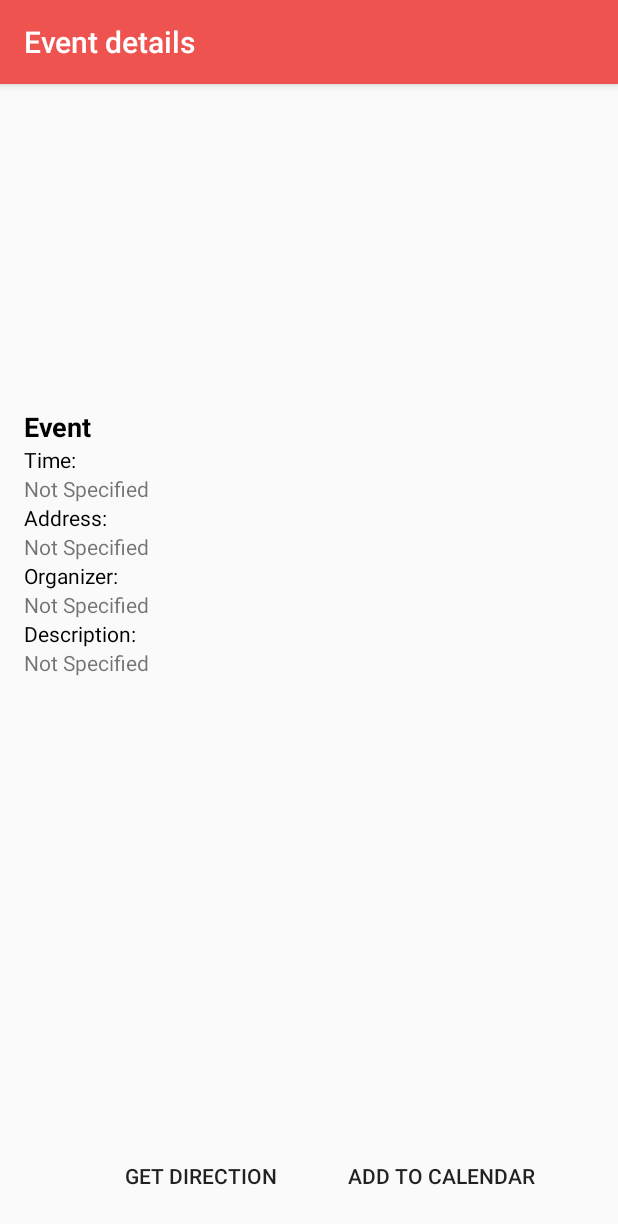
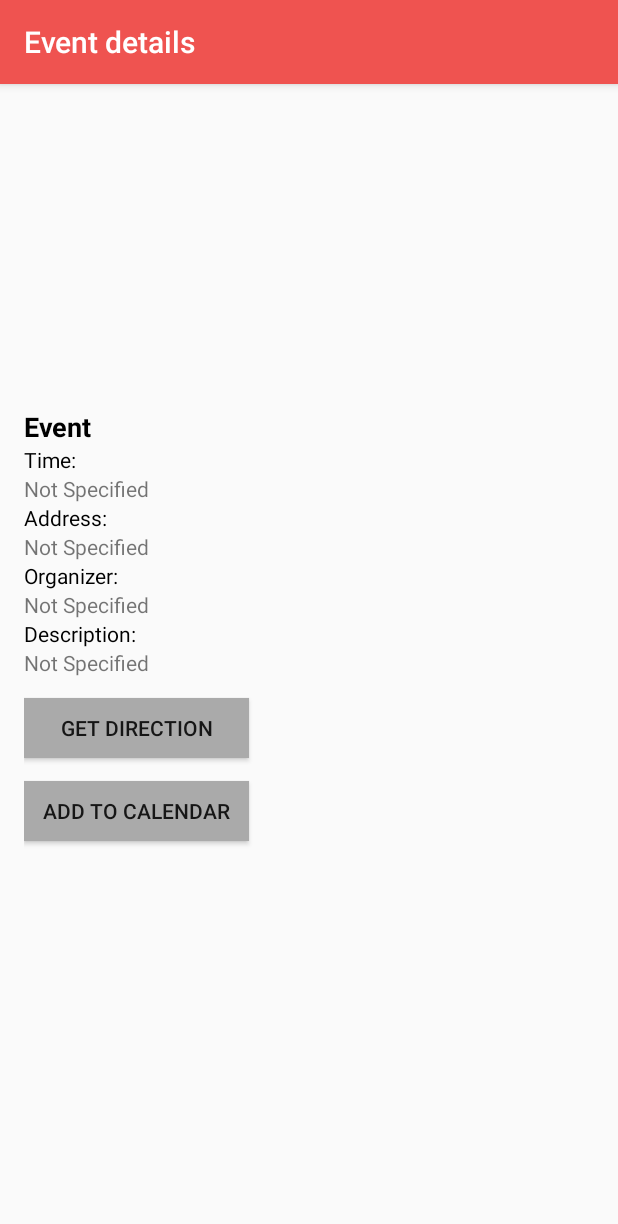
Before and after one commit to cykongaa/FYPTA1, an Android app: the EventDetailActivity screen opened directly, with no data from a screen before it, on a phone screen of 412 x 824 dp. Shown: the top 1224 px of the screen. Run offline under Robolectric (Android 15) with nearby library versions, the phone set to English and light mode, and no system bars; 7 statements that could not run were skipped.

Commit message:
new push

```diff
--- a/app/src/main/AndroidManifest.xml
+++ b/app/src/main/AndroidManifest.xml
@@ -2,6 +2,7 @@
 <manifest xmlns:android="http://schemas.android.com/apk/res/android"
     package="hkust.fypta1">
 
+    <uses-permission android:name="android.permission.ACCESS_FINE_LOCATION" />
     <uses-permission android:name="android.permission.INTERNET" />
 
     <application
@@ -38,7 +39,7 @@
             <!--android:label="EventActivity" />-->
         <activity
             android:name=".SearchResultActivity"
-            android:label="@string/title_activity_sharing" />
+            android:label="SearchResultActivity" />
         <activity android:name=".ChatPageActivity" />
         <activity android:name=".EventDetailActivity"></activity>
     </application>
--- a/app/src/main/java/hkust/fypta1/ConnectionClass.java
+++ b/app/src/main/java/hkust/fypta1/ConnectionClass.java
@@ -41,7 +41,7 @@
             Class.forName("net.sourceforge.jtds.jdbc.Driver");
             String usename = "administrator";
             String password = "12345678";
-            String destination = "jdbc:jtds:sqlserver://10.89.121.180:1433/FYPTA1;instance=FYPTA1;";
+            String destination = "jdbc:jtds:sqlserver://"+ip+":1433/FYPTA1;instance=FYPTA1;";
 
             conn = DriverManager.getConnection(destination, usename, password);
 //            conn.executeSQL("SELECT user_name FROM [User] WHERE user_id='U000000001'");
@@ -105,6 +105,7 @@
         try {
             x = conn.prepareStatement(ex);
             x.executeUpdate();
+            conn.commit();
         } catch (SQLException e) {
             e.printStackTrace();
         } catch (java.sql.SQLException e) {
--- a/app/src/main/java/hkust/fypta1/Event.java
+++ b/app/src/main/java/hkust/fypta1/Event.java
@@ -35,7 +35,7 @@
         this.event_address=address;
         this.event_organizer=organizer;
         this.event_description=description;
-        this.event_pic="http://www.discoverhongkong.com"+pic;
+        this.event_pic=pic;
 //        this.event_pic="https://s29.postimg.org/g2xl6im07/defaulteventpic.png";
         this.event_time=time;
     }
--- a/app/src/main/java/hkust/fypta1/EventActivity.java
+++ b/app/src/main/java/hkust/fypta1/EventActivity.java
@@ -169,12 +169,6 @@
                 Log.d("Finish executing query","hi");
 
 
-//                    while(result.next()) {
-////                    Log.d();
-//                        Log.d("result id",result.getString("event_id"));
-//                        eventList.add(new Event(result.getString("event_id"),result.getString("event_name"), result.getString("event_time"),result.getString("event_organizer"),result.getString("event_address"),result.getString("event_description"),result.getString("event_pic"),result.getString("event_time")));
-//                    }
-
                 return eventList;
 
             } catch (Exception e) {
--- a/app/src/main/res/layout/activity_event_detail.xml
+++ b/app/src/main/res/layout/activity_event_detail.xml
@@ -40,7 +40,7 @@
 
         <ImageView
             android:scaleType="fitXY"
-            android:layout_width = "200dp"
+            android:layout_width = "match_parent"
             android:layout_height= "200dp"
             android:id="@+id/eventpic"
             android:layout_alignParentTop="true"
@@ -67,15 +67,6 @@
             android:layout_alignParentStart="true"
             android:layout_below="@+id/EventTime"
 />
-
-        <TextView
-            android:text="Not specified"
-            android:layout_width="wrap_content"
-            android:layout_height="wrap_content"
-            android:id="@+id/event_address"
-            android:layout_below="@+id/EventAddress"
-            android:layout_alignParentLeft="true"
-            android:layout_alignParentStart="true" />
 
         <TextView
             android:text="Organizer:"
@@ -118,28 +109,36 @@
             android:layout_below="@+id/EventDescription"
      />
 
-        <Button
-            android:text="Get Direction"
+        <TextView
+            android:text="Not specified"
             android:layout_width="wrap_content"
             android:layout_height="wrap_content"
-            android:id="@+id/directionButton"
-            android:layout_alignParentBottom="true"
-            android:layout_toRightOf="@+id/EventName"
-            android:layout_marginLeft="21dp"
-            android:layout_marginStart="21dp"
-            android:background="@android:color/transparent" />
+            android:id="@+id/event_address"
+            android:layout_below="@+id/EventAddress"
+            android:layout_alignParentLeft="true"
+            android:layout_alignParentStart="true" />
 
         <Button
             android:text="Add to Calendar"
-            android:layout_width="wrap_content"
-            android:layout_height="wrap_content"
+            android:layout_width="150dp"
+            android:layout_height="40dp"
             android:id="@+id/addCalendarButton"
-            android:background="@android:color/transparent"
-            android:layout_alignParentBottom="true"
-            android:layout_alignParentRight="true"
-            android:layout_alignParentEnd="true"
-            android:layout_marginRight="39dp"
-            android:layout_marginEnd="39dp" />
+            android:background="@android:color/darker_gray"
+            android:layout_below="@+id/directionButton"
+            android:layout_alignParentLeft="true"
+            android:layout_alignParentStart="true"
+            android:layout_marginTop="15dp" />
+
+        <Button
+            android:text="Get Direction"
+            android:layout_height="40dp"
+            android:id="@+id/directionButton"
+            android:background="@android:color/darker_gray"
+            android:layout_below="@+id/event_description"
+            android:layout_alignParentLeft="true"
+            android:layout_alignParentStart="true"
+            android:layout_marginTop="14dp"
+            android:layout_width="150dp" />
 
 
     </RelativeLayout>
--- a/app/src/main/res/layout/activity_search.xml
+++ b/app/src/main/res/layout/activity_search.xml
@@ -125,6 +125,7 @@
 
         <Button
             android:background="@mipmap/location"
+            android:id="@+id/locationButton"
             android:layout_width="0dp"
             android:layout_height="match_parent"
             android:layout_weight="0.15"/>
```
Also changed, not shown: app/src/main/java/hkust/fypta1/EventDetailActivity.java (+4 -3 lines), app/src/main/java/hkust/fypta1/GPSTracker.java (added, +231 -0 lines), app/src/main/java/hkust/fypta1/SearchActivity.java (+15 -0 lines), 1 other file.
